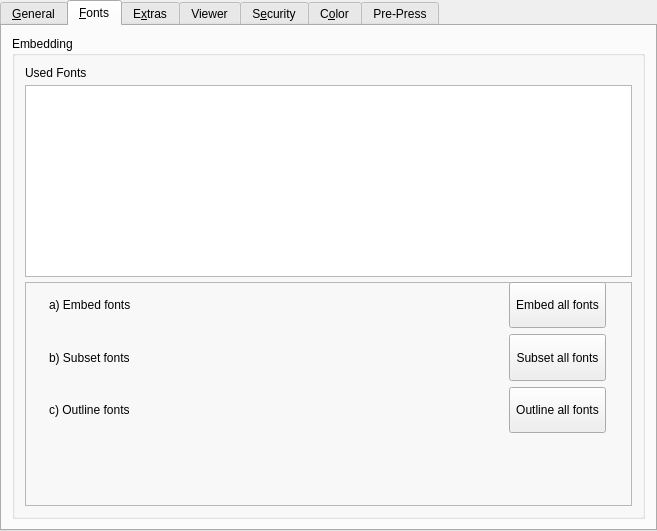
Old version of the form scribus/ui/tabpdfoptions.ui in the repository scribusproject/scribus.
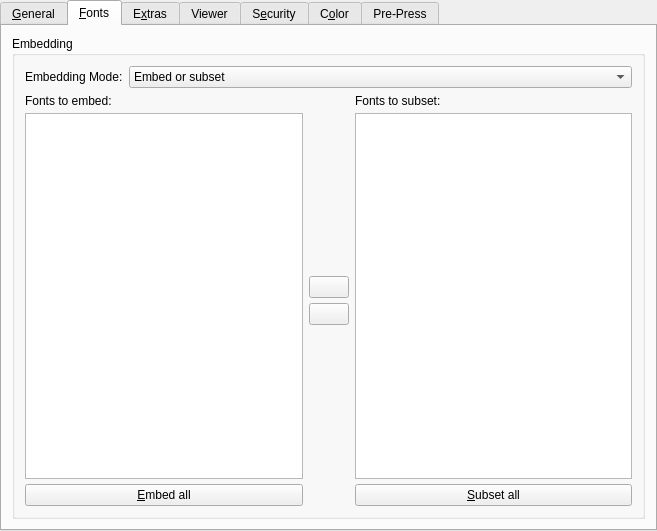
New version of the form. The open tabs and pages were chosen to show the change. Custom widgets are drawn as their Qt base class.

Commit message: new font options GUI for pdf export

The edit to the form file:
```diff
--- a/scribus/ui/tabpdfoptions.ui
+++ b/scribus/ui/tabpdfoptions.ui
@@ -436,181 +436,147 @@
       <property name="title">
        <string>Embedding</string>
       </property>
-      <layout class="QHBoxLayout" name="groupFontLayout">
-       <property name="spacing">
-        <number>5</number>
+      <layout class="QVBoxLayout" name="groupFontLayout">
+       <property name="leftMargin">
+        <number>10</number>
        </property>
        <property name="margin">
         <number>10</number>
        </property>
        <item>
-           <layout class="QVBoxLayout" name="verticalLayout_11">
-               <item>
-                   <widget class="QLabel" name="availableListLabel">
-                       <property name="text">
-                           <string>Used Fonts</string>
-                       </property>
-                   </widget>
-               </item>
-               <item>
-                   <widget class="QTableView" name="FontTable">
-                       <property name="sizePolicy">
-                           <sizepolicy hsizetype="Expanding" vsizetype="Expanding">
-                               <horstretch>0</horstretch>
-                               <verstretch>0</verstretch>
-                           </sizepolicy>
-                       </property>
-                   </widget>
-               </item>
-               <item>
-                   <widget class="QFrame" name="frame">
-                       <property name="sizePolicy">
-                           <sizepolicy hsizetype="Preferred" vsizetype="Preferred">
-                               <horstretch>0</horstretch>
-                               <verstretch>1</verstretch>
-                           </sizepolicy>
-                       </property>
-                       <property name="frameShape">
-                           <enum>QFrame::StyledPanel</enum>
-                       </property>
-                       <property name="frameShadow">
-                           <enum>QFrame::Raised</enum>
-                       </property>
-                       <widget class="QWidget" name="gridLayoutWidget">
-                           <property name="geometry">
-                               <rect>
-                                   <x>0</x>
-                                   <y>0</y>
-                                   <width>581</width>
-                                   <height>151</height>
-                               </rect>
-                           </property>
-                           <layout class="QGridLayout" name="gridLayout_2" columnstretch="1,0">
-                               <property name="sizeConstraint">
-                                   <enum>QLayout::SetDefaultConstraint</enum>
-                               </property>
-                               <property name="topMargin">
-                                   <number>0</number>
-                               </property>
-                               <property name="horizontalSpacing">
-                                   <number>0</number>
-                               </property>
-                               <property name="verticalSpacing">
-                                   <number>-1</number>
-                               </property>
-                               <item row="0" column="0">
-                                   <widget class="QLabel" name="label_45">
-                                       <property name="sizePolicy">
-                                           <sizepolicy hsizetype="Preferred" vsizetype="Minimum">
-                                               <horstretch>0</horstretch>
-                                               <verstretch>0</verstretch>
-                                           </sizepolicy>
-                                       </property>
-                                       <property name="locale">
-                                           <locale language="C" country="AnyCountry"/>
-                                       </property>
-                                       <property name="text">
-                                           <string>a) Embed fonts</string>
-                                       </property>
-                                       <property name="alignment">
-                                           <set>Qt::AlignLeading|Qt::AlignLeft|Qt::AlignVCenter</set>
-                                       </property>
-                                       <property name="indent">
-                                           <number>24</number>
-                                       </property>
-                                   </widget>
-                               </item>
-                               <item row="2" column="0">
-                                   <widget class="QLabel" name="label_46">
-                                       <property name="sizePolicy">
-                                           <sizepolicy hsizetype="Preferred" vsizetype="Minimum">
-                                               <horstretch>0</horstretch>
-                                               <verstretch>0</verstretch>
-                                           </sizepolicy>
-                                       </property>
-                                       <property name="locale">
-                                           <locale language="C" country="AnyCountry"/>
-                                       </property>
-                                       <property name="text">
-                                           <string>c) Outline fonts</string>
-                                       </property>
-                                       <property name="indent">
-                                           <number>24</number>
-                                       </property>
-                                   </widget>
-                               </item>
-                               <item row="1" column="1">
-                                   <widget class="QToolButton" name="SubsetAllFontsButton">
-                                       <property name="sizePolicy">
-                                           <sizepolicy hsizetype="Minimum" vsizetype="Minimum">
-                                               <horstretch>0</horstretch>
-                                               <verstretch>0</verstretch>
-                                           </sizepolicy>
-                                       </property>
-                                       <property name="locale">
-                                           <locale language="C" country="AnyCountry"/>
-                                       </property>
-                                       <property name="text">
-                                           <string>Subset all fonts</string>
-                                       </property>
-                                   </widget>
-                               </item>
-                               <item row="1" column="0">
-                                   <widget class="QLabel" name="label_44">
-                                       <property name="sizePolicy">
-                                           <sizepolicy hsizetype="Preferred" vsizetype="Minimum">
-                                               <horstretch>0</horstretch>
-                                               <verstretch>0</verstretch>
-                                           </sizepolicy>
-                                       </property>
-                                       <property name="locale">
-                                           <locale language="C" country="AnyCountry"/>
-                                       </property>
-                                       <property name="text">
-                                           <string>b) Subset fonts</string>
-                                       </property>
-                                       <property name="indent">
-                                           <number>24</number>
-                                       </property>
-                                   </widget>
-                               </item>
-                               <item row="2" column="1">
-                                   <widget class="QToolButton" name="OutlineAllFontsButton">
-                                       <property name="sizePolicy">
-                                           <sizepolicy hsizetype="Minimum" vsizetype="Minimum">
-                                               <horstretch>0</horstretch>
-                                               <verstretch>0</verstretch>
-                                           </sizepolicy>
-                                       </property>
-                                       <property name="text">
-                                           <string>Outline all fonts</string>
-                                       </property>
-                                   </widget>
-                               </item>
-                               <item row="0" column="1">
-                                   <widget class="QToolButton" name="EmbedAllFontsButton">
-                                       <property name="sizePolicy">
-                                           <sizepolicy hsizetype="Minimum" vsizetype="Minimum">
-                                               <horstretch>0</horstretch>
-                                               <verstretch>0</verstretch>
-                                           </sizepolicy>
-                                       </property>
-                                       <property name="locale">
-                                           <locale language="C" country="AnyCountry"/>
-                                       </property>
-                                       <property name="text">
-                                           <string>Embed all fonts</string>
-                                       </property>
-                                       <property name="autoExclusive">
-                                           <bool>false</bool>
-                                       </property>
-                                   </widget>
-                               </item>
-                           </layout>
-                       </widget>
-                   </widget>
-               </item>
-           </layout>
+        <layout class="QHBoxLayout" name="horizontalLayout_5">
+         <item>
+          <widget class="QLabel" name="label_6">
+           <property name="sizePolicy">
+            <sizepolicy hsizetype="Maximum" vsizetype="Preferred">
+             <horstretch>0</horstretch>
+             <verstretch>0</verstretch>
+            </sizepolicy>
+           </property>
+           <property name="text">
+            <string>Embedding Mode:</string>
+           </property>
+          </widget>
+         </item>
+         <item>
+          <widget class="QComboBox" name="fontEmbeddingCombo">
+           <item>
+            <property name="text">
+             <string>Embed or subset</string>
+            </property>
+           </item>
+           <item>
+            <property name="text">
+             <string>Outline fonts</string>
+            </property>
+           </item>
+           <item>
+            <property name="text">
+             <string>Don't embed</string>
+            </property>
+           </item>
+          </widget>
+         </item>
+        </layout>
+       </item>
+       <item>
+        <layout class="QHBoxLayout" name="horizontalLayout_9">
+         <item>
+          <layout class="QVBoxLayout" name="verticalLayout_6">
+           <property name="spacing">
+            <number>5</number>
+           </property>
+           <item>
+            <widget class="QLabel" name="label_8">
+             <property name="text">
+              <string>Fonts to embed:</string>
+             </property>
+            </widget>
+           </item>
+           <item>
+            <widget class="QListWidget" name="EmbedList"/>
+           </item>
+           <item>
+            <widget class="QPushButton" name="EmbedFonts">
+             <property name="text">
+              <string>&amp;Embed all</string>
+             </property>
+            </widget>
+           </item>
+          </layout>
+         </item>
+         <item>
+          <layout class="QVBoxLayout" name="verticalLayout_8">
+           <property name="spacing">
+            <number>5</number>
+           </property>
+           <item>
+            <spacer name="verticalSpacer">
+             <property name="orientation">
+              <enum>Qt::Vertical</enum>
+             </property>
+             <property name="sizeHint" stdset="0">
+              <size>
+               <width>20</width>
+               <height>40</height>
+              </size>
+             </property>
+            </spacer>
+           </item>
+           <item>
+            <widget class="QPushButton" name="ToSubset">
+             <property name="text">
+              <string/>
+             </property>
+            </widget>
+           </item>
+           <item>
+            <widget class="QPushButton" name="FromSubset">
+             <property name="text">
+              <string/>
+             </property>
+            </widget>
+           </item>
+           <item>
+            <spacer name="verticalSpacer_2">
+             <property name="orientation">
+              <enum>Qt::Vertical</enum>
+             </property>
+             <property name="sizeHint" stdset="0">
+              <size>
+               <width>20</width>
+               <height>40</height>
+              </size>
+             </property>
+            </spacer>
+           </item>
+          </layout>
+         </item>
+         <item>
+          <layout class="QVBoxLayout" name="verticalLayout_5">
+           <property name="spacing">
+            <number>5</number>
+           </property>
+           <item>
+            <widget class="QLabel" name="label_9">
+             <property name="text">
+              <string>Fonts to subset:</string>
+             </property>
+            </widget>
+           </item>
+           <item>
+            <widget class="QListWidget" name="SubsetList"/>
+           </item>
+           <item>
+            <widget class="QPushButton" name="SubsetFonts">
+             <property name="text">
+              <string>&amp;Subset all</string>
+             </property>
+            </widget>
+           </item>
+          </layout>
+         </item>
+        </layout>
        </item>
       </layout>
      </widget>
```
Left out of the diff: 272 changed lines with no effect on the pictures. The commit also changes 15 other files.
